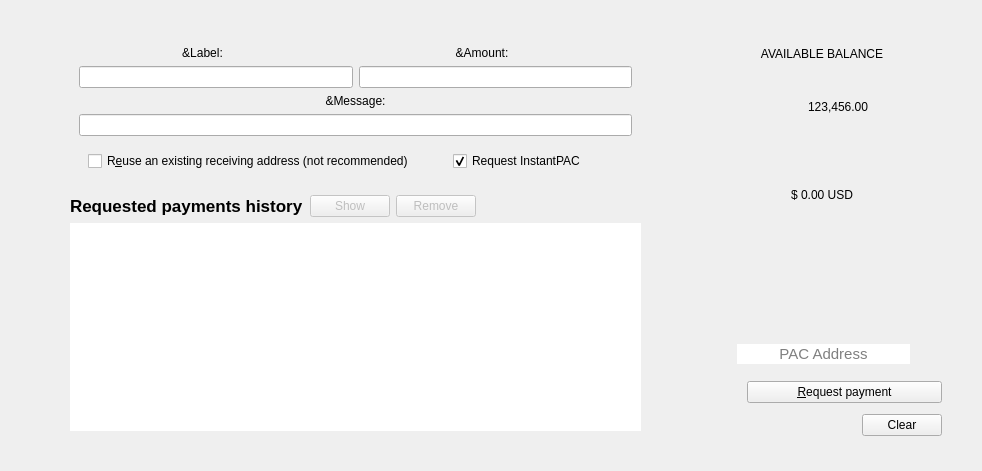
First picture: the form in src/qt/forms/receivecoinsdialog.ui, repository PACCommunity/PAC, before the edit.
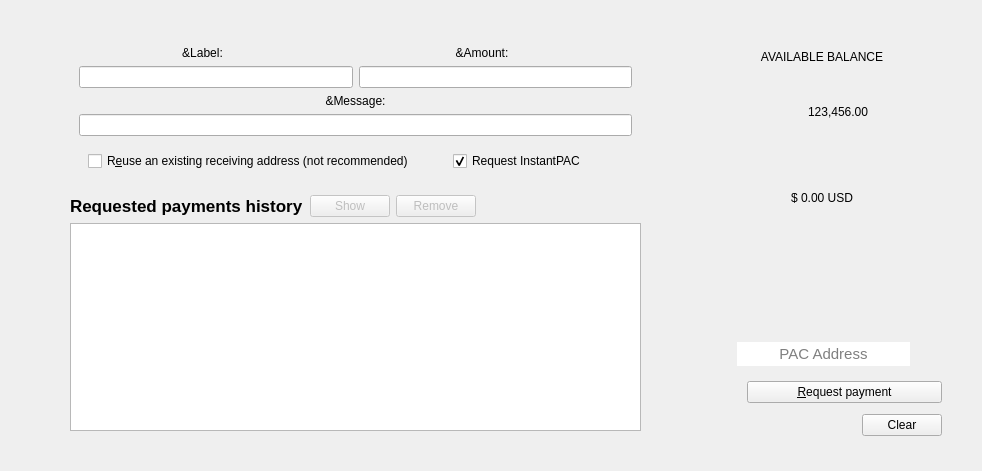
Second picture: the form after the edit. Icons and pictures are not drawn. Custom widgets are drawn as their Qt base class.

What changed in the file:
```diff
--- a/src/qt/forms/receivecoinsdialog.ui
+++ b/src/qt/forms/receivecoinsdialog.ui
@@ -17,9 +17,7 @@
    </sizepolicy>
   </property>
   <property name="styleSheet">
-   <string notr="true">QFrame{
-  border:none;
-}</string>
+   <string notr="true"/>
   </property>
   <property name="class" stdset="0">
    <string>container</string>
@@ -483,6 +481,24 @@
           <number>15</number>
          </property>
          <item>
+          <layout class="QHBoxLayout" name="horizontalLayout_8">
+           <item>
+            <spacer name="horizontalSpacer_9">
+             <property name="orientation">
+              <enum>Qt::Horizontal</enum>
+             </property>
+             <property name="sizeType">
+              <enum>QSizePolicy::Fixed</enum>
+             </property>
+             <property name="sizeHint" stdset="0">
+              <size>
+               <width>20</width>
+               <height>20</height>
+              </size>
+             </property>
+            </spacer>
+           </item>
+           <item>
           <widget class="QLabel" name="label_5">
            <property name="sizePolicy">
             <sizepolicy hsizetype="Preferred" vsizetype="Fixed">
@@ -505,7 +521,28 @@
            <property name="class" stdset="0">
             <string>titleLabel</string>
            </property>
-          </widget>
+             <property name="class2" stdset="0">
+              <string>yellowUnderline</string>
+             </property>
+            </widget>
+           </item>
+           <item>
+            <spacer name="horizontalSpacer_8">
+             <property name="orientation">
+              <enum>Qt::Horizontal</enum>
+             </property>
+             <property name="sizeType">
+              <enum>QSizePolicy::Fixed</enum>
+             </property>
+             <property name="sizeHint" stdset="0">
+              <size>
+               <width>20</width>
+               <height>20</height>
+              </size>
+             </property>
+            </spacer>
+           </item>
+          </layout>
          </item>
          <item>
           <layout class="QHBoxLayout" name="horizontalLayout_5">
```
Lines whose indentation alone changed are shown as unchanged.
